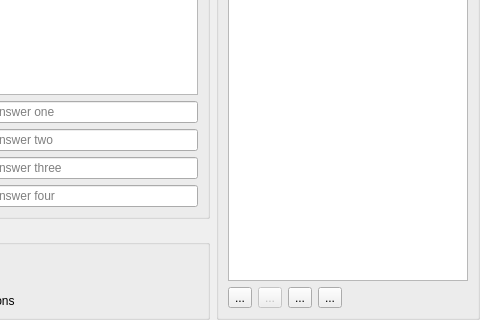
First picture: the form in src/templates/quiz/quizeditor.ui, repository BuildmLearn/BuildmLearn-Toolkit, before the edit; both pictures show x 108 to 588 and y 108 to 428 of the 588 by 428 pixel window.
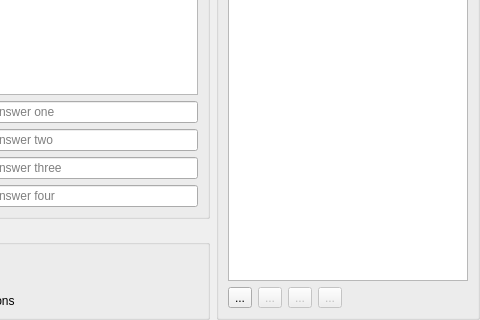
Second picture: the form after the edit. Custom widgets are drawn as their Qt base class.

```diff
--- a/src/templates/quiz/quizeditor.ui
+++ b/src/templates/quiz/quizeditor.ui
@@ -165,6 +165,9 @@
       </item>
       <item row="1" column="3">
        <widget class="PlainToolButton" name="m_btnQuestionDown">
+        <property name="enabled">
+         <bool>false</bool>
+        </property>
         <property name="toolTip">
          <string>Move question down.</string>
         </property>
@@ -200,6 +203,9 @@
       </item>
       <item row="1" column="2">
        <widget class="PlainToolButton" name="m_btnQuestionUp">
+        <property name="enabled">
+         <bool>false</bool>
+        </property>
         <property name="toolTip">
          <string>Move question up.</string>
         </property>
```
